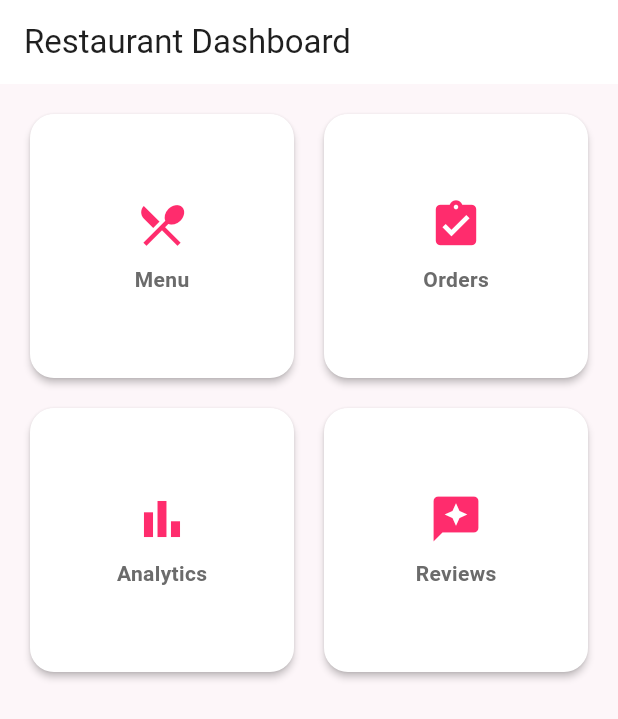
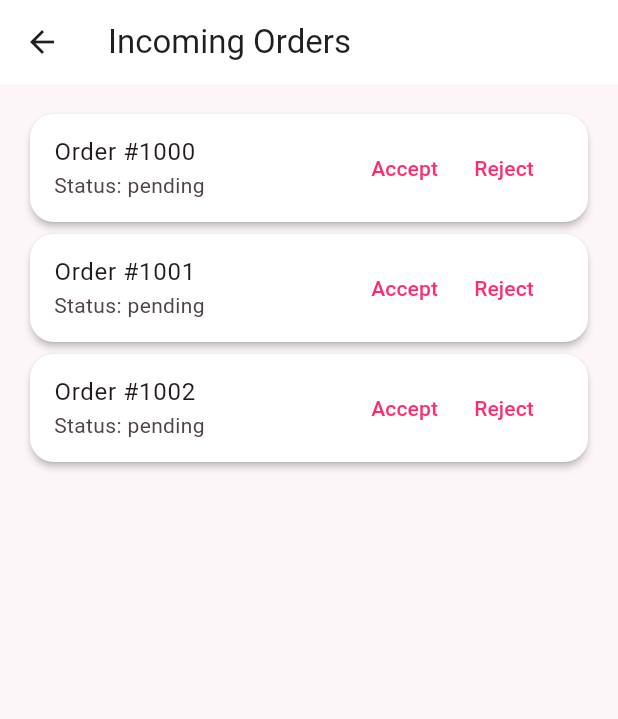
Before and after one commit to Hassan-Jamal/Food-App, a Flutter app: the RestaurantDashboard screen opened by its route, after a tap on "Orders", on a phone screen of 412 x 824 dp. Shown: the top 719 px of the screen. Run offline on Flutter 3.47's test engine with Material 3 defaults, Android fonts, the phone set to English and light mode, and no system bars; our stand-ins replace cloud_firestore, firebase_auth, firebase_core, firebase_messaging, firebase_storage, flutter_riverpod and 5 more; missing offline and left inert: flutter_stripe; accounts and stored records are empty.

Commit message:
Add navigation and new screens for admin, restaurant, customer, and rider
Co-authored-by: sp22-bse-044 <sp22-bse-044@cuilahore.edu.pk>

```diff
--- /dev/null
+++ b/assets/lottie/empty.json
@@ -0,0 +1 @@
+{"v":"5.5.7","fr":60,"ip":0,"op":1,"w":100,"h":100,"nm":"empty","ddd":0,"assets":[],"layers":[]}
--- /dev/null
+++ b/assets/lottie/success.json
@@ -0,0 +1 @@
+{"v":"5.5.7","fr":60,"ip":0,"op":1,"w":100,"h":100,"nm":"success","ddd":0,"assets":[],"layers":[]}
--- a/lib/features/restaurant/presentation/screens/restaurant_dashboard.dart
+++ b/lib/features/restaurant/presentation/screens/restaurant_dashboard.dart
@@ -1,4 +1,5 @@
 import 'package:flutter/material.dart';
+import 'restaurant_orders_screen.dart';
 
 class RestaurantDashboard extends StatelessWidget {
   const RestaurantDashboard({super.key});
@@ -13,11 +14,17 @@ class RestaurantDashboard extends StatelessWidget {
           crossAxisCount: 2,
           mainAxisSpacing: 12,
           crossAxisSpacing: 12,
-          children: const <Widget>[
-            _DashboardCard(icon: Icons.restaurant_menu, title: 'Menu'),
-            _DashboardCard(icon: Icons.assignment_turned_in, title: 'Orders'),
-            _DashboardCard(icon: Icons.bar_chart, title: 'Analytics'),
-            _DashboardCard(icon: Icons.reviews, title: 'Reviews'),
+          children: <Widget>[
+            const _DashboardCard(icon: Icons.restaurant_menu, title: 'Menu'),
+            _DashboardCard(
+              icon: Icons.assignment_turned_in,
+              title: 'Orders',
+              onTap: (BuildContext context) {
+                Navigator.of(context).push(MaterialPageRoute<void>(builder: (_) => const RestaurantOrdersScreen()));
+              },
+            ),
+            const _DashboardCard(icon: Icons.bar_chart, title: 'Analytics'),
+            const _DashboardCard(icon: Icons.reviews, title: 'Reviews'),
           ],
         ),
       ),
@@ -26,15 +33,16 @@ class RestaurantDashboard extends StatelessWidget {
 }
 
 class _DashboardCard extends StatelessWidget {
-  const _DashboardCard({required this.icon, required this.title});
+  const _DashboardCard({required this.icon, required this.title, this.onTap});
   final IconData icon;
   final String title;
+  final void Function(BuildContext context)? onTap;
 
   @override
   Widget build(BuildContext context) {
     return Card(
       child: InkWell(
-        onTap: () {},
+        onTap: onTap == null ? null : () => onTap!(context),
         borderRadius: BorderRadius.circular(16),
         child: Center(
           child: Column(
--- /dev/null
+++ b/lib/features/restaurant/presentation/screens/restaurant_orders_screen.dart
@@ -0,0 +1,44 @@
+import 'package:flutter/material.dart';
+
+class RestaurantOrdersScreen extends StatefulWidget {
+  const RestaurantOrdersScreen({super.key});
+
+  @override
+  State<RestaurantOrdersScreen> createState() => _RestaurantOrdersScreenState();
+}
+
+class _RestaurantOrdersScreenState extends State<RestaurantOrdersScreen> {
+  String _status = 'pending';
+
+  @override
+  Widget build(BuildContext context) {
+    return Scaffold(
+      appBar: AppBar(title: const Text('Incoming Orders')),
+      body: ListView.builder(
+        padding: const EdgeInsets.all(16),
+        itemCount: 3,
+        itemBuilder: (BuildContext context, int i) {
+          return Card(
+            child: ListTile(
+              title: Text('Order #${1000 + i}'),
+              subtitle: Text('Status: $_status'),
+              trailing: Row(
+                mainAxisSize: MainAxisSize.min,
+                children: <Widget>[
+                  TextButton(
+                    onPressed: () => setState(() => _status = 'accepted'),
+                    child: const Text('Accept'),
+                  ),
+                  TextButton(
+                    onPressed: () => setState(() => _status = 'rejected'),
+                    child: const Text('Reject'),
+                  ),
+                ],
+              ),
+            ),
+          );
+        },
+      ),
+    );
+  }
+}
```
Also changed, not shown: lib/features/admin/presentation/screens/admin_dashboard.dart (+15 -9 lines), lib/features/admin/presentation/screens/admin_list_screen.dart (added, +23 -0 lines), lib/features/customer/presentation/screens/order_tracking_screen.dart (added, +48 -0 lines), lib/features/customer/presentation/screens/orders_screen.dart (+18 -9 lines), lib/features/rider/presentation/screens/rider_dashboard.dart (+16 -6 lines), lib/features/rider/presentation/screens/rider_deliveries_screen.dart (added, +25 -0 lines), 1 other file.
